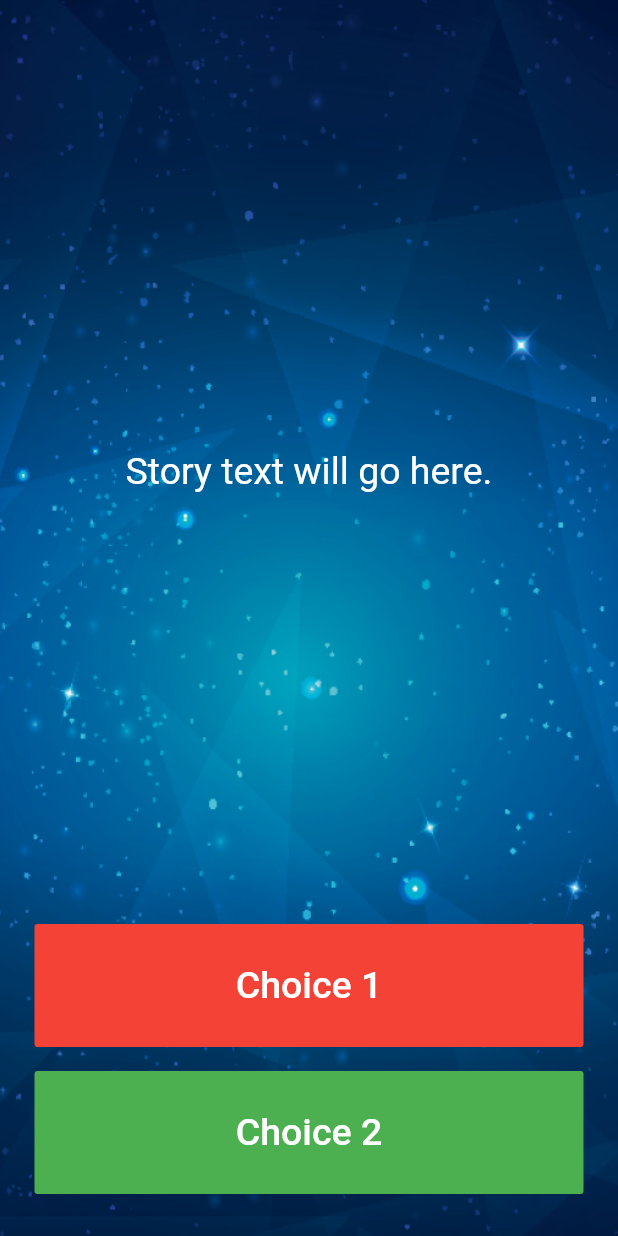
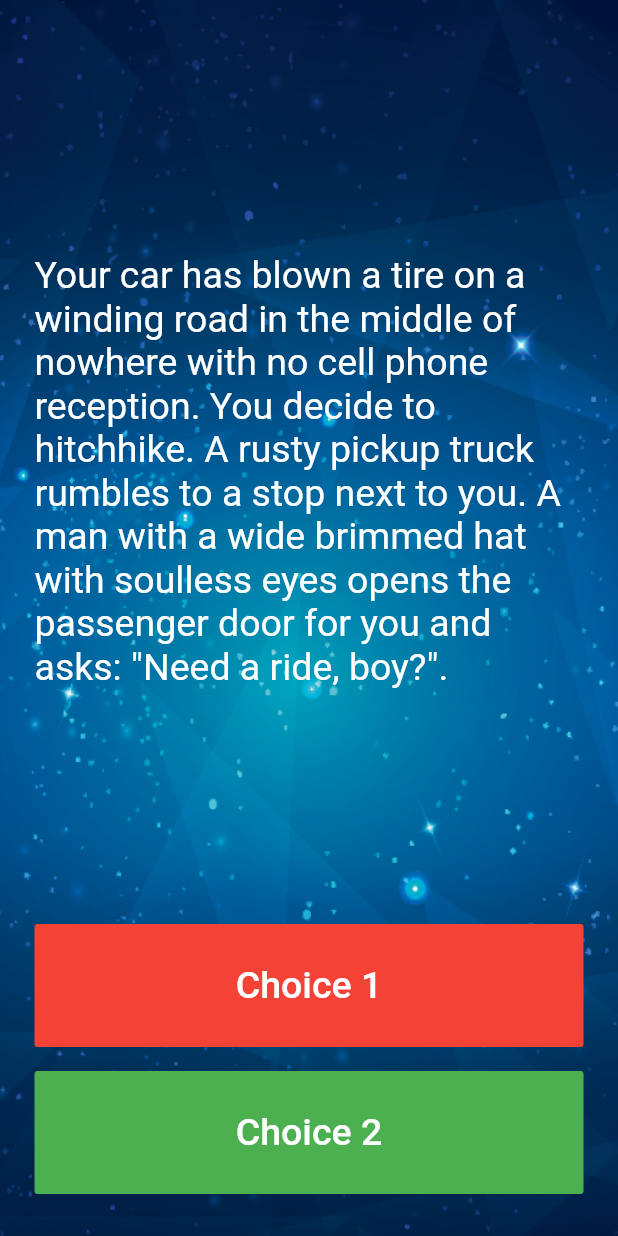
Before and after one commit to dev-nomi/DestiniApp, a Flutter app: the screen it shows after launch, on a phone screen of 412 x 824 dp. Run offline on Flutter 3.47's test engine with Material 2 defaults, Android fonts, the phone set to English and light mode, and no system bars.

Commit message:
Create new class StoryBrain that contain list of stories

```diff
--- a/lib/Story.dart
+++ b/lib/Story.dart
@@ -1,8 +1,7 @@
 class Story{
-  String storyText;
+  String storyTitle;
   String choice1;
   String choice2;
 
-  Story(this.storyText,this.choice1,this.choice2);
-
+  Story({this.storyTitle,this.choice1,this.choice2});
 }//Story
--- /dev/null
+++ b/lib/StoryBrain.dart
@@ -0,0 +1,36 @@
+import 'Story.dart';
+class StoryBrain{
+  int _storyCounter=0;
+  List<Story> _storyData = [
+   Story(
+       storyTitle:'Your car has blown a tire on a winding road in the middle of nowhere with no cell phone reception. You decide to hitchhike. A rusty pickup truck rumbles to a stop next to you. A man with a wide brimmed hat with soulless eyes opens the passenger door for you and asks: "Need a ride, boy?".',
+       choice1: 'I\'ll hop in. Thanks for the help!',
+       choice2: 'Better ask him if he\'s a murderer first.'),
+   Story(
+       storyTitle: 'He nods slowly, unphased by the question.',
+       choice1: 'At least he\'s honest. I\'ll climb in.',
+       choice2: 'Wait, I know how to change a tire.'),
+   Story(
+       storyTitle: 'As you begin to drive, the stranger starts talking about his relationship with his mother. He gets angrier and angrier by the minute. He asks you to open the glovebox. Inside you find a bloody knife, two severed fingers, and a cassette tape of Elton John. He reaches for the glove box.',
+       choice1: 'I love Elton John! Hand him the cassette tape.',
+       choice2: 'It\'s him or me! You take the knife and stab him.'),
+   Story(
+       storyTitle: 'What? Such a cop out! Did you know traffic accidents are the second leading cause of accidental death for most adult age groups?',
+       choice1: 'Restart',
+       choice2: ''),
+   Story(
+       storyTitle: 'As you smash through the guardrail and careen towards the jagged rocks below you reflect on the dubious wisdom of stabbing someone while they are driving a car you are in.',
+       choice1: 'Restart',
+       choice2: ''),
+   Story(
+       storyTitle: 'You bond with the murderer while crooning verses of "Can you feel the love tonight". He drops you off at the next town. Before you go he asks you if you know any good places to dump bodies. You reply: "Try the pier".',
+       choice1: 'Restart',
+       choice2: '')
+  ];
+  String getStory(){
+    return this._storyData[_storyCounter].storyTitle;
+  }
+
+
+
+}
--- a/lib/main.dart
+++ b/lib/main.dart
@@ -1,3 +1,4 @@
+import 'package:destini_flutter/StoryBrain.dart';
 import 'package:flutter/material.dart';
 import 'package:flutter/widgets.dart';
 
@@ -12,6 +13,8 @@ class Destini extends StatelessWidget {
     );
   }
 }
+
+StoryBrain storyBrain=StoryBrain();//create object of StoryBrain
 
 class StoryPage extends StatefulWidget {
   @override
@@ -33,7 +36,7 @@ class _StoryPageState extends State<StoryPage> {
                   padding: const EdgeInsets.all(8.0),
                   child: Center(
                     child: Text(
-                      'Story text will go here.',
+                      storyBrain.getStory(),
                       style: TextStyle(fontSize: 25.0),
                     ),
                   ),
```
